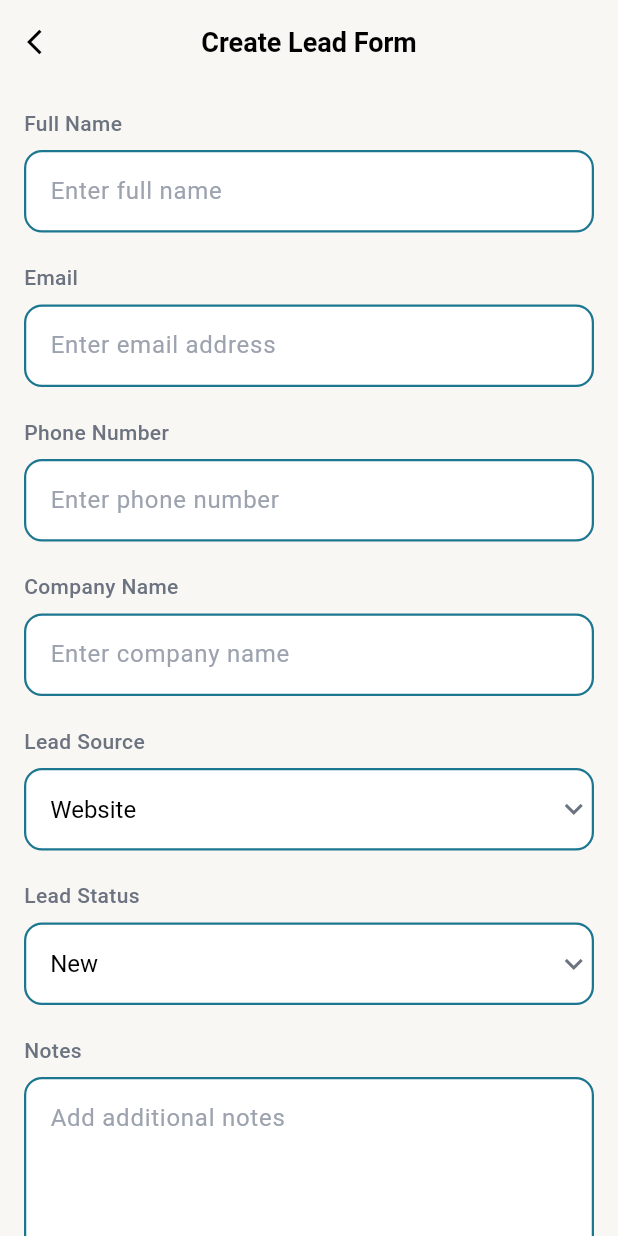
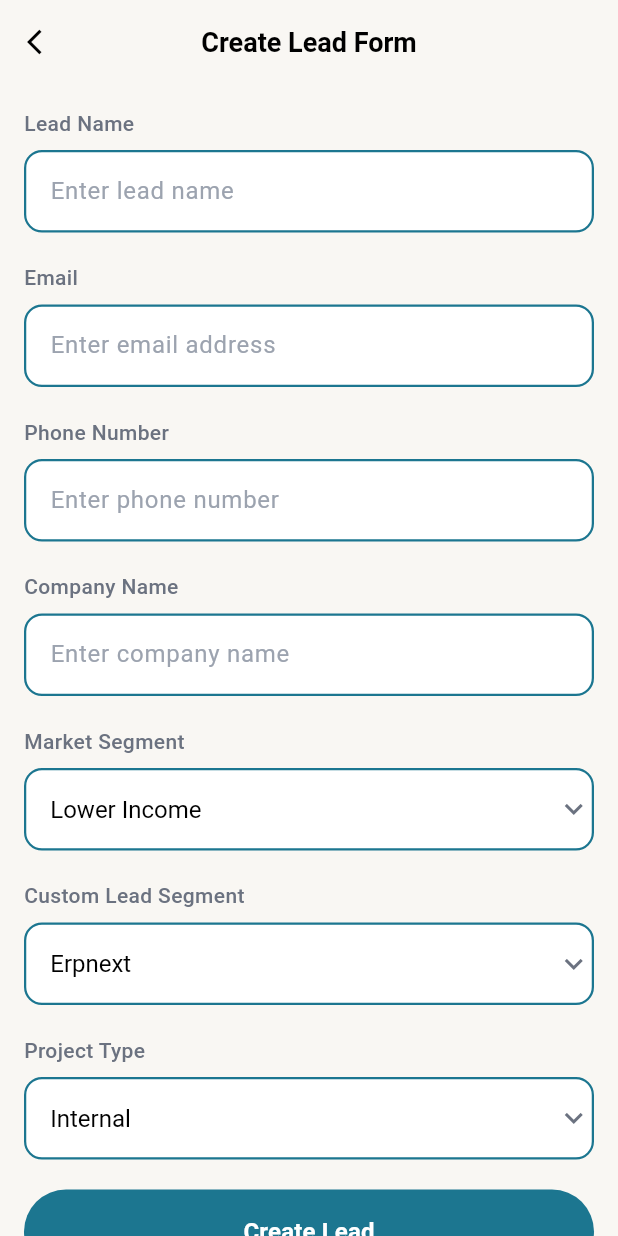
Before and after one commit to teambackoffice/tbo_app, a Flutter app: the CreateLeadForm screen opened directly, on a phone screen of 412 x 824 dp. Run offline on Flutter 3.47's test engine with Material 3 defaults, Android fonts, the light colour scheme and no system bars; our stand-ins replace fl_chart, flutter_secure_storage; accounts and stored records are empty.

Commit message:
CREATE NEW LEAD API

```diff
--- /dev/null
+++ b/lib/controller/create_new_lead_controller.dart
@@ -0,0 +1,29 @@
+import 'package:flutter/material.dart';
+import 'package:tbo_app/services/create_new_lead_service.dart';
+
+class CreateNewLeadController extends ChangeNotifier {
+  final CreateNewLeadService _leadService = CreateNewLeadService();
+
+  bool isLoading = false;
+  Map<String, dynamic>? leadResponse;
+
+  /// Returns `true` if lead creation was successful
+  Future<bool> createLead(Map<String, dynamic> leadData) async {
+    isLoading = true;
+    notifyListeners();
+
+    final response = await _leadService.createLead(leadData: leadData);
+
+    leadResponse = response;
+    isLoading = false;
+    notifyListeners();
+
+    if (response != null && response['success'] == true) {
+      print('Lead ID: ${response['data']['lead_id']}');
+      return true;
+    } else {
+      print('Failed to create lead. Response: $response');
+      return false;
+    }
+  }
+}
--- a/lib/main.dart
+++ b/lib/main.dart
@@ -2,6 +2,7 @@ import 'package:flutter/material.dart';
 import 'package:provider/provider.dart';
 import 'package:tbo_app/controller/all_employees._controller.dart';
 import 'package:tbo_app/controller/all_lead_list_controller.dart';
+import 'package:tbo_app/controller/create_new_lead_controller.dart';
 import 'package:tbo_app/controller/create_project_controller.dart';
 import 'package:tbo_app/controller/create_project_planning_controller.dart';
 import 'package:tbo_app/controller/create_timesheet_controller.dart';
@@ -76,6 +77,9 @@ class MyApp extends StatelessWidget {
         ),
         ChangeNotifierProvider<TaskByEmployeeController>(
           create: (_) => TaskByEmployeeController(),
+        ),
+        ChangeNotifierProvider<CreateNewLeadController>(
+          create: (_) => CreateNewLeadController(),
         ),
       ],
       child: MaterialApp(
--- a/lib/view/crm/dashboard/_create_new_lead/create_new_lead.dart
+++ b/lib/view/crm/dashboard/_create_new_lead/create_new_lead.dart
@@ -1,4 +1,7 @@
 import 'package:flutter/material.dart';
+import 'package:provider/provider.dart';
+import 'package:tbo_app/controller/all_lead_list_controller.dart';
+import 'package:tbo_app/controller/create_new_lead_controller.dart';
 
 class CreateLeadForm extends StatefulWidget {
   const CreateLeadForm({super.key});
@@ -14,29 +17,43 @@ class _CreateLeadFormState extends State<CreateLeadForm> {
   final TextEditingController _phoneController = TextEditingController();
   final TextEditingController _companyController = TextEditingController();
   final TextEditingController _notesController = TextEditingController();
+  final TextEditingController _locationController = TextEditingController();
 
-  String _selectedLeadSource = 'Website';
-  String _selectedLeadStatus = 'New';
+  // final String _selectedLeadSource = 'Website';
+  final String _selectedLeadStatus = 'New';
+  String _selectedMarketSegment = 'Lower Income';
+  String _selectedCustomLeadSegment = 'Erpnext';
+  String _selectedProjectType = 'Internal';
 
-  final List<String> _leadSources = [
-    'Website',
-    'Social Media',
-    'Email Campaign',
-    'Phone Call',
-    'Referral',
-    'Event',
-    'Advertisement',
+  // final List<String> _leadSources = [
+  //   'Website',
+  //   'Social Media',
+  //   'Email Campaign',
+  //   'ERPNext',
+  //   'Referral',
+  //   'Event',
+  //   'Advertisement',
+  // ];
+
+  // final List<String> _leadStatuses = [
+  //   'New',
+  //   'Contacted',
+  //   'Qualified',
+  //   'Proposal',
+  //   'Negotiation',
+  //   'Closed Won',
+  //   'Closed Lost',
+  // ];
+
+  final List<String> _marketSegments = [
+    'Lower Income',
+    'Middle Income',
+    'Upper Income',
   ];
 
-  final List<String> _leadStatuses = [
-    'New',
-    'Contacted',
-    'Qualified',
-    'Proposal',
-    'Negotiation',
-    'Closed Won',
-    'Closed Lost',
-  ];
+  final List<String> _customLeadSegments = ['Erpnext', 'Digital'];
+
+  final List<String> _projectTypes = ['Internal', 'External'];
 
   @override
   Widget build(BuildContext context) {
@@ -66,11 +83,11 @@ class _CreateLeadFormState extends State<CreateLeadForm> {
           child: Column(
             crossAxisAlignment: CrossAxisAlignment.start,
             children: [
-              _buildLabel('Full Name'),
+              _buildLabel('Lead Name'),
               const SizedBox(height: 8),
               _buildTextField(
                 controller: _fullNameController,
-                hintText: 'Enter full name',
+                hintText: 'Enter lead name',
               ),
               const SizedBox(height: 20),
 
@@ -100,41 +117,86 @@ class _CreateLeadFormState extends State<CreateLeadForm> {
               ),
               const SizedBox(height: 20),
 
-              _buildLabel('Lead Source'),
+              // _buildLabel('Lead Source'),
+              // const SizedBox(height: 8),
+              // _buildDropdown(
+              //   value: _selectedLeadSource,
+              //   items: _leadSources,
+              //   onChanged: (value) {
+              //     setState(() {
+              //       _selectedLeadSource = value!;
+              //     });
+              //   },
+              // ),
+              // const SizedBox(height: 20),
+
+              // _buildLabel('Lead Status'),
+              // const SizedBox(height: 8),
+              // _buildDropdown(
+              //   value: _selectedLeadStatus,
+              //   items: _leadStatuses,
+              //   onChanged: (value) {
+              //     setState(() {
+              //       _selectedLeadStatus = value!;
+              //     });
+              //   },
+              // ),
+              // const SizedBox(height: 20),
+              _buildLabel('Market Segment'),
               const SizedBox(height: 8),
               _buildDropdown(
-                value: _selectedLeadSource,
-                items: _leadSources,
+                value: _selectedMarketSegment,
+                items: _marketSegments,
                 onChanged: (value) {
                   setState(() {
-                    _selectedLeadSource = value!;
+                    _selectedMarketSegment = value!;
                   });
                 },
               ),
               const SizedBox(height: 20),
 
-              _buildLabel('Lead Status'),
+              _buildLabel('Custom Lead Segment'),
               const SizedBox(height: 8),
               _buildDropdown(
-                value: _selectedLeadStatus,
-                items: _leadStatuses,
+                value: _selectedCustomLeadSegment,
+                items: _customLeadSegments,
                 onChanged: (value) {
                   setState(() {
-                    _selectedLeadStatus = value!;
+                    _selectedCustomLeadSegment = value!;
                   });
                 },
               ),
               const SizedBox(height: 20),
 
-              _buildLabel('Notes'),
+              _buildLabel('Project Type'),
               const SizedBox(height: 8),
-              _buildTextField(
-                controller: _notesController,
-                hintText: 'Add additional notes',
-                maxLines: 5,
+              _buildDropdown(
+                value: _selectedProjectType,
+                items: _projectTypes,
+                onChanged: (value) {
+                  setState(() {
+                    _selectedProjectType = value!;
+                  });
+                },
               ),
-              const SizedBox(height: 40),
+              const SizedBox(height: 20),
 
+              // _buildLabel('Location'),
+              // const SizedBox(height: 8),
+              // _buildTextField(
+              //   controller: _locationController,
+              //   hintText: 'Enter location',
+              // ),
+              // const SizedBox(height: 20),
+
+              // _buildLabel('Notes'),
+              // const SizedBox(height: 8),
+              // _buildTextField(
+              //   controller: _notesController,
+              //   hintText: 'Add additional notes',
+              //   maxLines: 5,
+              // ),
+              // const SizedBox(height: 40),
               SizedBox(
                 width: double.infinity,
                 height: 56,
@@ -233,24 +295,62 @@ class _CreateLeadFormState extends State<CreateLeadForm> {
     );
   }
 
-  void _createLead() {
+  void _createLead() async {
     if (_formKey.currentState!.validate()) {
-      // Handle form submission
-      print('Full Name: ${_fullNameController.text}');
-      print('Email: ${_emailController.text}');
-      print('Phone: ${_phoneController.text}');
-      print('Company: ${_companyController.text}');
-      print('Lead Source: $_selectedLeadSource');
-      print('Lead Status: $_selectedLeadStatus');
-      print('Notes: ${_notesController.text}');
+      final leadData = {
+        'lead_name': _fullNameController.text,
+        'email_id': _emailController.text,
+        'mobile_no': _phoneController.text,
+        'company_name': _companyController.text,
+        // 'source': _selectedLeadSource,
+        'status': "Open",
+        'market_segment': _selectedMarketSegment,
+        'custom_lead_segment': _selectedCustomLeadSegment,
+        'custom_project_type': _selectedProjectType,
+        'territory': _locationController.text,
+        // 'notes': _notesController.text,
+      };
 
-      // Show success message or navigate back
-      ScaffoldMessenger.of(context).showSnackBar(
-        const SnackBar(
-          content: Text('Lead created successfully!'),
-          backgroundColor: Color(0xFF2D7A7B),
-        ),
+      // Show loading indicator
+      showDialog(
+        context: context,
+        barrierDismissible: false,
+        builder: (_) => const Center(child: CircularProgressIndicator()),
       );
+
+      // Call the provider
+      final controller = Provider.of<CreateNewLeadController>(
+        context,
+        listen: false,
+      );
+      final success = await controller.createLead(leadData);
+
+      // Hide loading
+      Navigator.of(context).pop();
+
+      if (success) {
+        // Show success message
+        ScaffoldMessenger.of(context).showSnackBar(
+          const SnackBar(
+            content: Text('Lead created successfully!'),
+            backgroundColor: Color(0xFF2D7A7B),
+          ),
+        );
+        // Navigate back
+        Navigator.of(context).pop();
+        Provider.of<AllLeadListController>(
+          context,
+          listen: false,
+        ).fetchAllLeadList();
+      } else {
+        // Show error message
+        ScaffoldMessenger.of(context).showSnackBar(
+          const SnackBar(
+            content: Text('Failed to create lead. Please try again.'),
+            backgroundColor: Colors.red,
+          ),
+        );
+      }
     }
   }
 
@@ -260,7 +360,8 @@ class _CreateLeadFormState extends State<CreateLeadForm> {
     _emailController.dispose();
     _phoneController.dispose();
     _companyController.dispose();
-    _notesController.dispose();
+    // _notesController.dispose();
+    _locationController.dispose();
     super.dispose();
   }
 }
```
Also changed, not shown: lib/services/create_new_lead_service.dart (added, +42 -0 lines), lib/view/employee/task_page/handover_task.dart (added).
